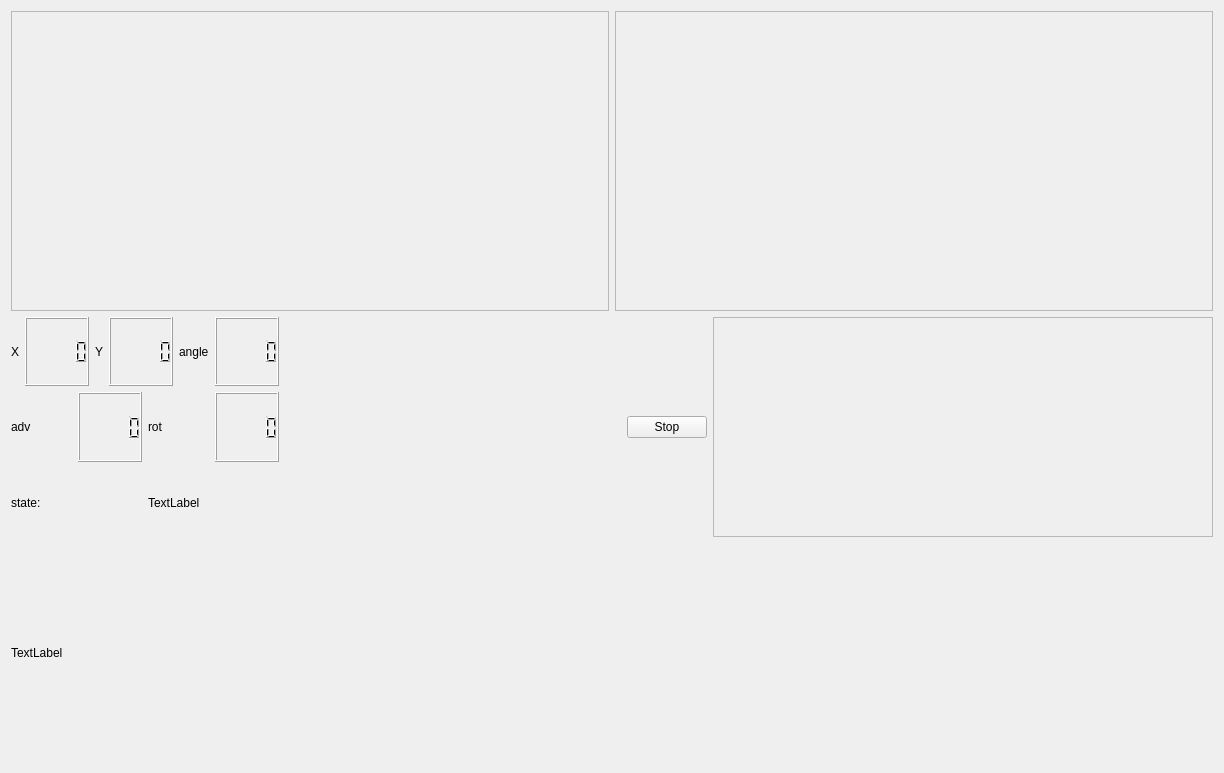
This is actividad3/src/mainUI.ui in Superpor22/Robotica_g3_25_26 as Qt 5 draws it before an edit. The edited form follows.
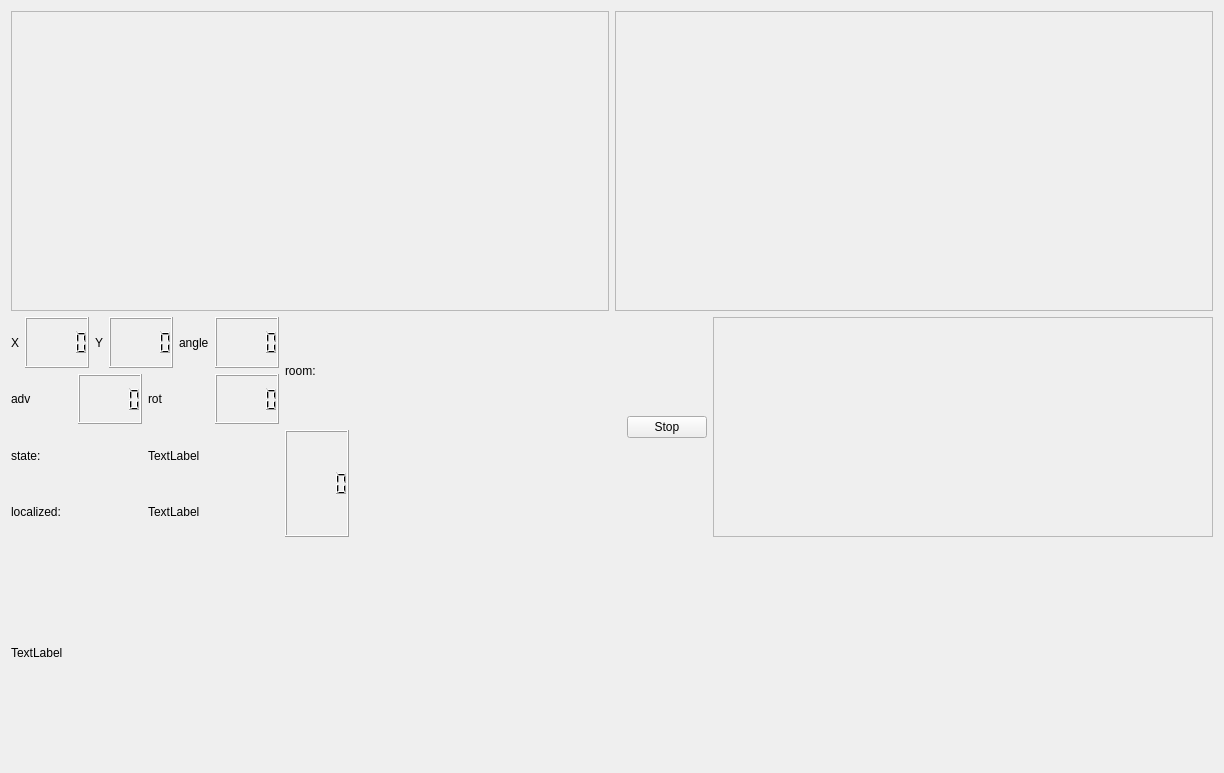
This is the edited form.

Patch:
```diff
--- a/actividad3/src/mainUI.ui
+++ b/actividad3/src/mainUI.ui
@@ -184,6 +184,38 @@
              </item>
             </layout>
            </item>
+           <item>
+            <layout class="QHBoxLayout" name="horizontalLayout_12">
+             <item>
+              <widget class="QLabel" name="label_7">
+               <property name="text">
+                <string>localized:</string>
+               </property>
+              </widget>
+             </item>
+             <item>
+              <widget class="QLabel" name="label_localized">
+               <property name="text">
+                <string>TextLabel</string>
+               </property>
+              </widget>
+             </item>
+            </layout>
+           </item>
+          </layout>
+         </item>
+         <item>
+          <layout class="QVBoxLayout" name="verticalLayout_3">
+           <item>
+            <widget class="QLabel" name="label_8">
+             <property name="text">
+              <string>room:</string>
+             </property>
+            </widget>
+           </item>
+           <item>
+            <widget class="QLCDNumber" name="lcdNumber_room"/>
+           </item>
           </layout>
          </item>
          <item>
@@ -193,7 +225,7 @@
            </property>
            <property name="sizeHint" stdset="0">
             <size>
-             <width>40</width>
+             <width>20</width>
              <height>20</height>
             </size>
            </property>
```
